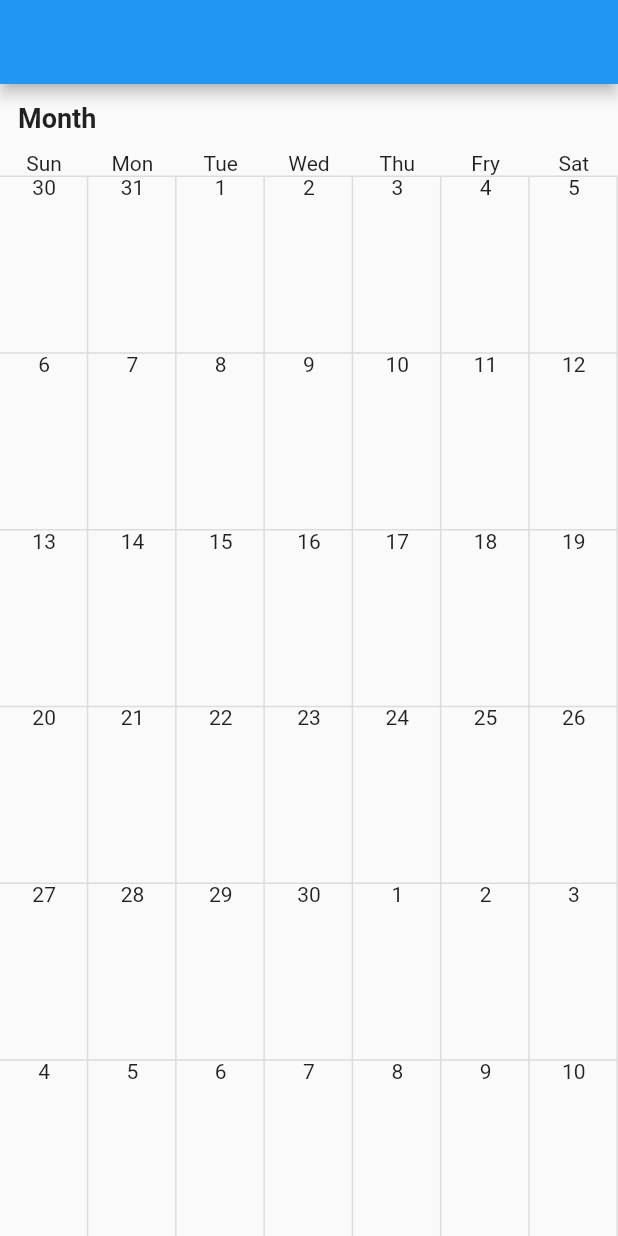
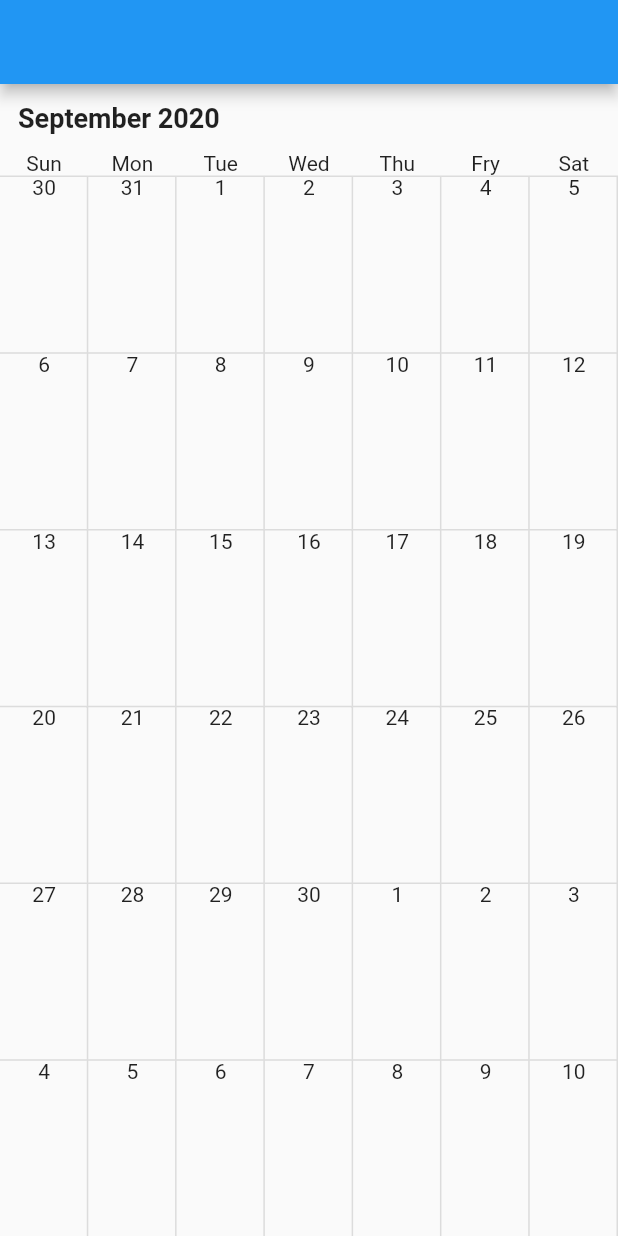
Before and after one commit to santa112358/cell_calendar_develop, a Flutter app: the screen it shows after launch, on a phone screen of 412 x 824 dp. Run offline on Flutter 3.47's test engine with Material 2 defaults, Android fonts, the phone set to English and light mode, and no system bars.

Commit message:
create concrete calendar

```diff
--- a/lib/cell_calendar/cell_calendar.dart
+++ b/lib/cell_calendar/cell_calendar.dart
@@ -2,6 +2,8 @@ import 'package:cell_calendar_develop/cell_calendar/cell_calendar_notifier.dart'
 import 'package:flutter/cupertino.dart';
 import 'package:flutter/material.dart';
 import 'package:provider/provider.dart';
+
+import 'constants.dart';
 
 const List<String> _DaysOfTheWeek = [
   'Sun',
@@ -16,22 +18,29 @@ const List<String> _DaysOfTheWeek = [
 class CellCalendar extends StatelessWidget {
   @override
   Widget build(BuildContext context) {
+    return ChangeNotifierProvider(
+      create: (_context) => CellCalendarNotifier(),
+      child: CellCalendarFrame(),
+    );
+  }
+}
+
+class CellCalendarFrame extends StatelessWidget {
+  @override
+  Widget build(BuildContext context) {
     return Column(
       crossAxisAlignment: CrossAxisAlignment.start,
       children: [
-        Padding(
-          padding: EdgeInsets.symmetric(vertical: 12, horizontal: 12),
-          child: Text(
-            "Month",
-            style: TextStyle(fontSize: 18, fontWeight: FontWeight.bold),
-          ),
-        ),
+        MonthYearLabel(),
         Expanded(
           child: PageView.builder(
             controller: PageController(initialPage: 1200),
             itemBuilder: (context, index) {
-              return CalendarBody.wrapped();
+              return CalendarBody();
             },
+            onPageChanged:
+                Provider.of<CellCalendarNotifier>(context, listen: false)
+                    .onPageChanged,
           ),
         ),
       ],
@@ -39,17 +48,30 @@ class CellCalendar extends StatelessWidget {
   }
 }
 
-class CalendarBody extends StatelessWidget {
-  const CalendarBody._({
+class MonthYearLabel extends StatelessWidget {
+  const MonthYearLabel({
     Key key,
   }) : super(key: key);
 
-  static Widget wrapped() {
-    return ChangeNotifierProvider(
-      create: (_context) => CellCalendarNotifier(),
-      child: const CalendarBody._(),
+  @override
+  Widget build(BuildContext context) {
+    final controller = Provider.of<CellCalendarNotifier>(context);
+    final monthLabel = controller.currentDateTime?.month?.monthName ?? "";
+    final yearLabel = controller.currentDateTime?.year?.toString();
+    return Padding(
+      padding: EdgeInsets.symmetric(vertical: 12, horizontal: 12),
+      child: Text(
+        monthLabel + " " + yearLabel,
+        style: TextStyle(fontSize: 18, fontWeight: FontWeight.bold),
+      ),
     );
   }
+}
+
+class CalendarBody extends StatelessWidget {
+  const CalendarBody({
+    Key key,
+  }) : super(key: key);
 
   @override
   Widget build(BuildContext context) {
--- a/lib/cell_calendar/cell_calendar_notifier.dart
+++ b/lib/cell_calendar/cell_calendar_notifier.dart
@@ -1,25 +1,30 @@
 import 'package:flutter/foundation.dart';
 
+import 'constants.dart';
+
 extension _DaysDuration on int {
-  Duration get daysDureation {
+  Duration get daysDuration {
     return Duration(days: (this == 7) ? 0 : -this);
   }
 }
 
 class CellCalendarNotifier extends ChangeNotifier {
-  List<DateTime> currentDays = [];
   CellCalendarNotifier() {
     this._initialize();
   }
+
+  DateTime currentDateTime;
+
+  List<DateTime> currentDays = [];
   void _initialize() {
-    final currentMonth = DateTime.now().month;
-    currentDays = _getCurrentDays(currentMonth);
+    currentDateTime = DateTime.now();
+    currentDays = _getCurrentDays(currentDateTime);
     notifyListeners();
   }
 
-  List<DateTime> _getCurrentDays(int month) {
+  List<DateTime> _getCurrentDays(DateTime dateTime) {
     final List<DateTime> result = [];
-    final firstDay = _getFirstDay(month);
+    final firstDay = _getFirstDay(dateTime);
     result.add(firstDay);
     for (int i = 0; i + 1 < 42; i++) {
       result.add(firstDay.add(Duration(days: i + 1)));
@@ -27,8 +32,14 @@ class CellCalendarNotifier extends ChangeNotifier {
     return result;
   }
 
-  DateTime _getFirstDay(int month) {
-    final firstDayOfTheMonth = DateTime(2020, month, 1);
-    return firstDayOfTheMonth.add(firstDayOfTheMonth.weekday.daysDureation);
+  DateTime _getFirstDay(DateTime dateTime) {
+    final firstDayOfTheMonth = DateTime(dateTime.year, dateTime.month, 1);
+    return firstDayOfTheMonth.add(firstDayOfTheMonth.weekday.daysDuration);
+  }
+
+  void onPageChanged(int index) {
+    currentDateTime = index.currentDateTime;
+    currentDays = _getCurrentDays(currentDateTime);
+    notifyListeners();
   }
 }
```
Also changed, not shown: lib/cell_calendar/constants.dart (added, +66 -0 lines).
